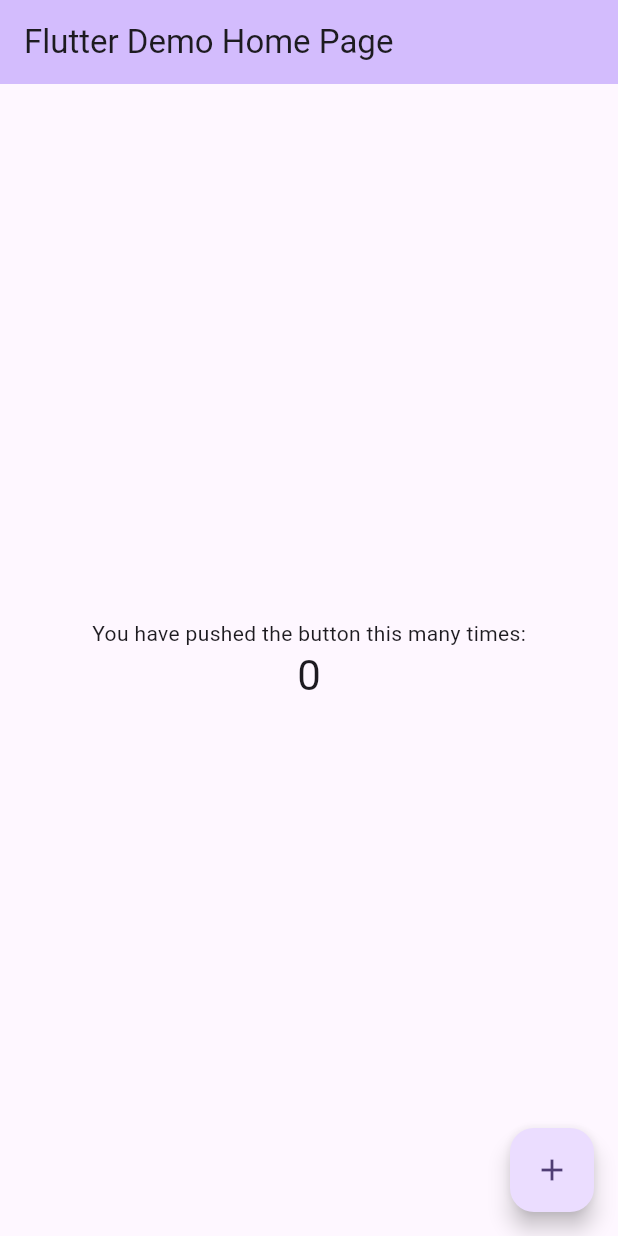
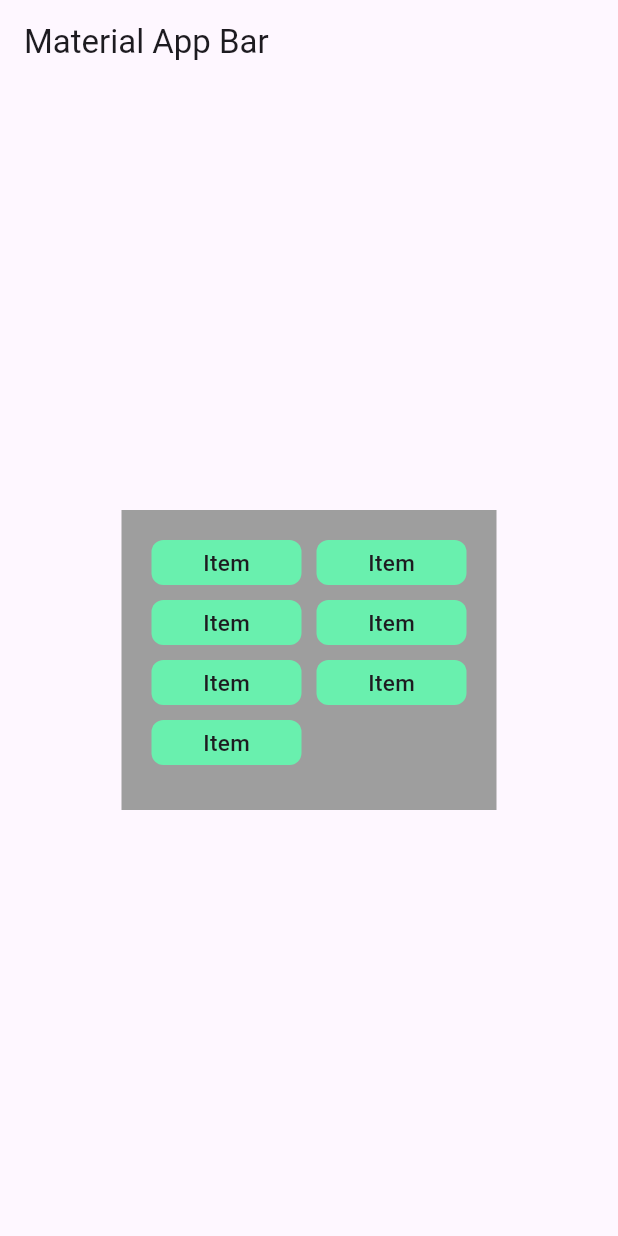
Before and after one commit to Terabithia1572/Flutter_Weather_Basics, a Flutter app: the screen it shows after launch, on a phone screen of 412 x 824 dp. Run offline on Flutter 3.47's test engine with Material 3 defaults, Android fonts, the light colour scheme and no system bars; our stand-ins replace dio, geocoding, geolocator.

```diff
--- a/lib/main.dart
+++ b/lib/main.dart
@@ -1,121 +1,19 @@
 import 'package:flutter/material.dart';
+import 'package:flutter_weather_basics/screens/home_page.dart';
 
-void main() {
-  runApp(const MyApp());
-}
+void main() => runApp(const MyApp());
 
 class MyApp extends StatelessWidget {
   const MyApp({super.key});
 
-  // This widget is the root of your application.
   @override
   Widget build(BuildContext context) {
     return MaterialApp(
-      title: 'Flutter Weather App',
-      theme: ThemeData(
-        // This is the theme of your application.
-        //
-        // TRY THIS: Try running your application with "flutter run". You'll see
-        // the application has a purple toolbar. Then, without quitting the app,
-        // try changing the seedColor in the colorScheme below to Colors.green
-        // and then invoke "hot reload" (save your changes or press the "hot
-        // reload" button in a Flutter-supported IDE, or press "r" if you used
-        // the command line to start the app).
-        //
-        // Notice that the counter didn't reset back to zero; the application
-        // state is not lost during the reload. To reset the state, use hot
-        // restart instead.
-        //
-        // This works for code too, not just values: Most code changes can be
-        // tested with just a hot reload.
-        colorScheme: .fromSeed(seedColor: Colors.deepPurple),
-      ),
-      home: const MyHomePage(title: 'Flutter Demo Home Page'),
-    );
-  }
-}
-
-class MyHomePage extends StatefulWidget {
-  const MyHomePage({super.key, required this.title});
-
-  // This widget is the home page of your application. It is stateful, meaning
-  // that it has a State object (defined below) that contains fields that affect
-  // how it looks.
-
-  // This class is the configuration for the state. It holds the values (in this
-  // case the title) provided by the parent (in this case the App widget) and
-  // used by the build method of the State. Fields in a Widget subclass are
-  // always marked "final".
-
-  final String title;
-
-  @override
-  State<MyHomePage> createState() => _MyHomePageState();
-}
-
-class _MyHomePageState extends State<MyHomePage> {
-  int _counter = 0;
-
-  void _incrementCounter() {
-    setState(() {
-      // This call to setState tells the Flutter framework that something has
-      // changed in this State, which causes it to rerun the build method below
-      // so that the display can reflect the updated values. If we changed
-      // _counter without calling setState(), then the build method would not be
-      // called again, and so nothing would appear to happen.
-      _counter++;
-    });
-  }
-
-  @override
-  Widget build(BuildContext context) {
-    // This method is rerun every time setState is called, for instance as done
-    // by the _incrementCounter method above.
-    //
-    // The Flutter framework has been optimized to make rerunning build methods
-    // fast, so that you can just rebuild anything that needs updating rather
-    // than having to individually change instances of widgets.
-    return Scaffold(
-      appBar: AppBar(
-        // TRY THIS: Try changing the color here to a specific color (to
-        // Colors.amber, perhaps?) and trigger a hot reload to see the AppBar
-        // change color while the other colors stay the same.
-        backgroundColor: Theme.of(context).colorScheme.inversePrimary,
-        // Here we take the value from the MyHomePage object that was created by
-        // the App.build method, and use it to set our appbar title.
-        title: Text(widget.title),
-      ),
-      body: Center(
-        // Center is a layout widget. It takes a single child and positions it
-        // in the middle of the parent.
-        child: Column(
-          // Column is also a layout widget. It takes a list of children and
-          // arranges them vertically. By default, it sizes itself to fit its
-          // children horizontally, and tries to be as tall as its parent.
-          //
-          // Column has various properties to control how it sizes itself and
-          // how it positions its children. Here we use mainAxisAlignment to
-          // center the children vertically; the main axis here is the vertical
-          // axis because Columns are vertical (the cross axis would be
-          // horizontal).
-          //
-          // TRY THIS: Invoke "debug painting" (choose the "Toggle Debug Paint"
-          // action in the IDE, or press "p" in the console), to see the
-          // wireframe for each widget.
-          mainAxisAlignment: .center,
-          children: [
-            const Text('You have pushed the button this many times:'),
-            Text(
-              '$_counter',
-              style: Theme.of(context).textTheme.headlineMedium,
-            ),
-          ],
-        ),
-      ),
-      floatingActionButton: FloatingActionButton(
-        onPressed: _incrementCounter,
-        tooltip: 'Increment',
-        child: const Icon(Icons.add),
+      title: 'Material App',
+      debugShowCheckedModeBanner: false,
+      home: Scaffold(
+        appBar: AppBar(title: const Text('Material App Bar')),
+        body: const HomeScreen(),
       ),
     );
   }
--- /dev/null
+++ b/lib/screens/home_page.dart
@@ -0,0 +1,55 @@
+import 'package:flutter/material.dart';
+
+class HomeScreen extends StatefulWidget {
+  const HomeScreen({super.key});
+
+  @override
+  State<HomeScreen> createState() => _HomeScreenState();
+}
+
+class _HomeScreenState extends State<HomeScreen> {
+  @override
+  Widget build(BuildContext context) {
+    return Scaffold(
+      body: Center(
+        child: Container(
+          height: 200,
+          color: Colors.grey,
+          child: Padding(
+            padding: const EdgeInsets.all(20),
+            child: Wrap(
+              spacing: 10,
+              runSpacing: 10,
+              direction: Axis.vertical,
+              children: [
+                _ornekWidget(),
+                _ornekWidget(),
+                _ornekWidget(),
+                _ornekWidget(),
+                _ornekWidget(),
+                _ornekWidget(),
+                _ornekWidget(),
+              ],
+            ),
+          ),
+        ),
+      ),
+    );
+  }
+
+  Container _ornekWidget() {
+    return Container(
+      width: 100,
+      height: 30,
+      alignment: Alignment.center,
+      decoration: BoxDecoration(
+        borderRadius: BorderRadius.circular(8),
+        color: Colors.greenAccent,
+      ),
+      child: const Text(
+        'Item',
+        style: TextStyle(fontSize: 15, fontWeight: FontWeight.w500),
+      ),
+    );
+  }
+}
--- a/pubspec.yaml
+++ b/pubspec.yaml
@@ -34,6 +34,9 @@ dependencies:
   # The following adds the Cupertino Icons font to your application.
   # Use with the CupertinoIcons class for iOS style icons.
   cupertino_icons: ^1.0.8
+  dio: ^5.9.1
+  geolocator: ^14.0.2
+  geocoding: ^4.0.0
 
 dev_dependencies:
   flutter_test:
```
Also changed, not shown: lib/services/weather_service.dart (added, +64 -0 lines), pubspec.lock, 10 other files.
